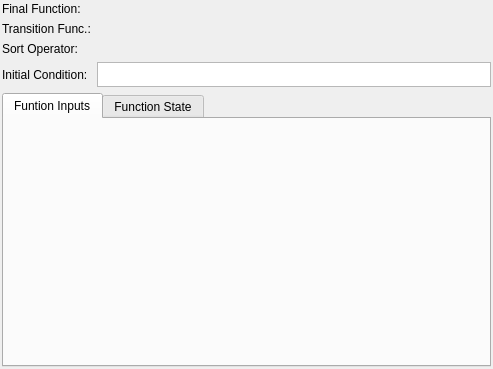
The window that libs/libgui/ui/dbobjects/aggregatewidget.ui (pgmodeler/pgmodeler) describes before a commit, drawn with Qt 5.
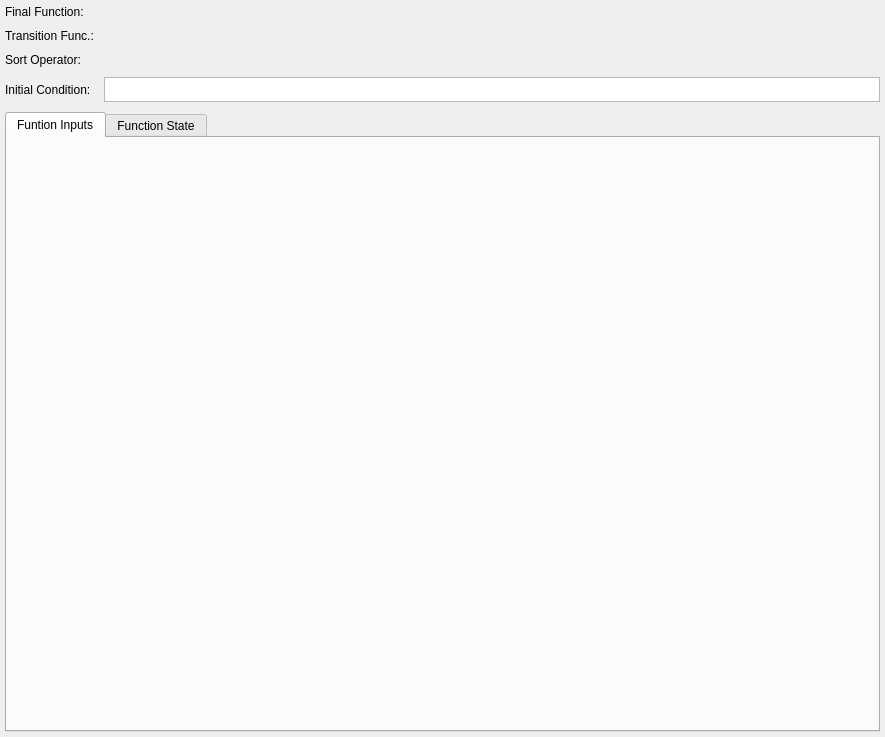
The same window after the commit.

Patch:
```diff
--- a/libs/libgui/ui/dbobjects/aggregatewidget.ui
+++ b/libs/libgui/ui/dbobjects/aggregatewidget.ui
@@ -6,8 +6,8 @@
    <rect>
     <x>0</x>
     <y>0</y>
-    <width>493</width>
-    <height>369</height>
+    <width>885</width>
+    <height>737</height>
    </rect>
   </property>
   <property name="sizePolicy">
@@ -18,19 +18,19 @@
   </property>
   <layout class="QGridLayout" name="funcaoagregacao_grid">
    <property name="leftMargin">
-    <number>2</number>
+    <number>5</number>
    </property>
    <property name="topMargin">
-    <number>2</number>
+    <number>5</number>
    </property>
    <property name="rightMargin">
-    <number>2</number>
+    <number>5</number>
    </property>
    <property name="bottomMargin">
-    <number>2</number>
+    <number>5</number>
    </property>
    <property name="spacing">
-    <number>6</number>
+    <number>10</number>
    </property>
    <item row="0" column="0">
     <widget class="QLabel" name="final_func_lbl">
```
